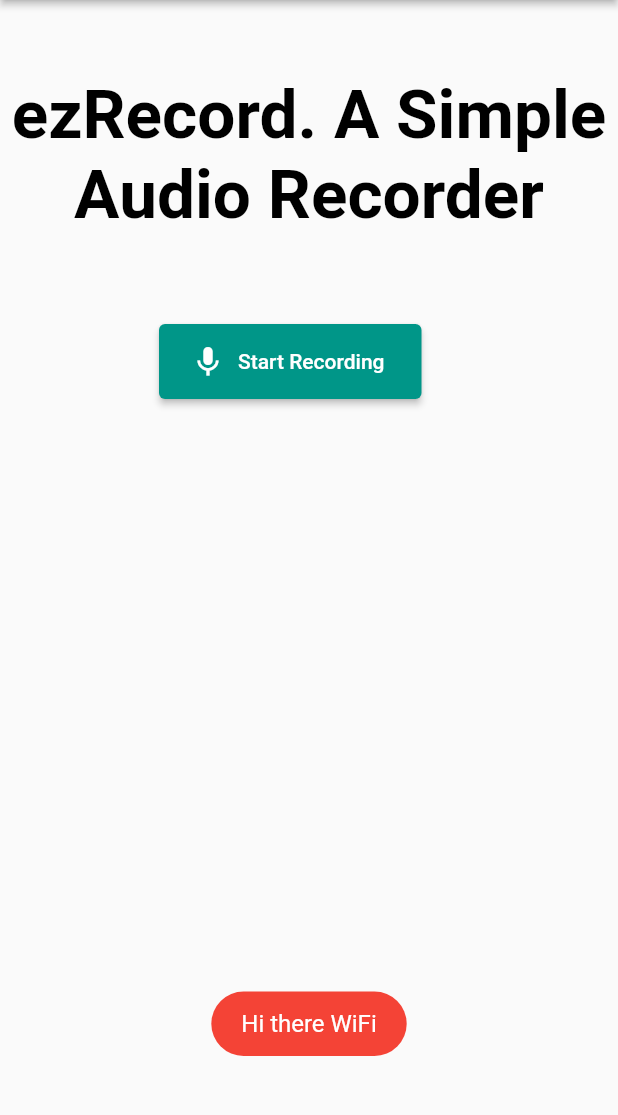
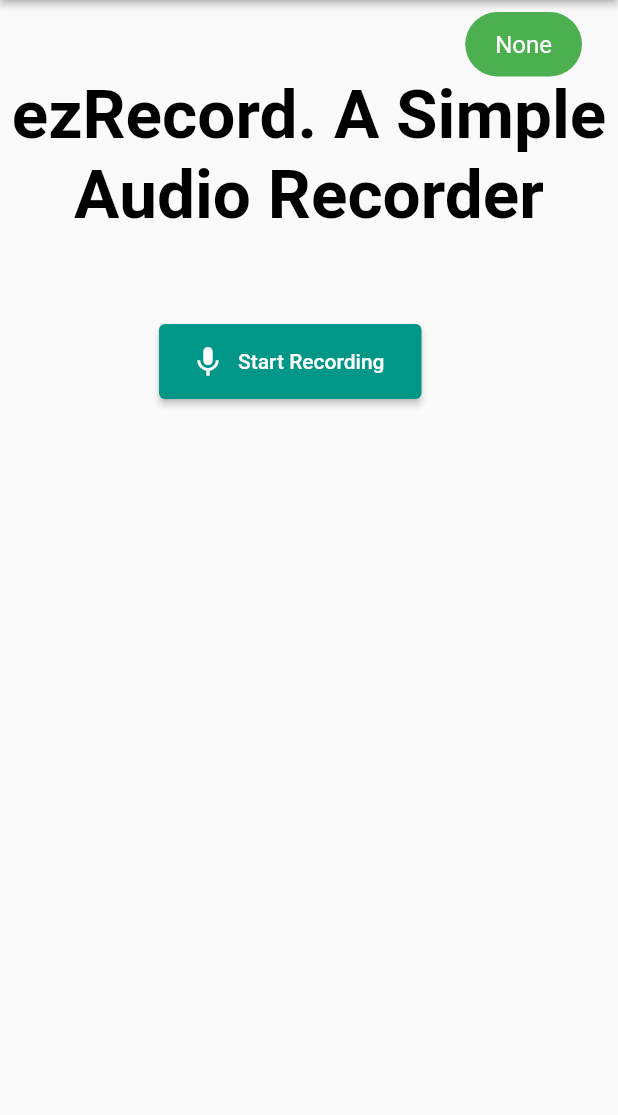
Before and after one commit to Rafi404/ezRecorder, a Flutter app: the first screen one second after launch, on a phone screen of 412 x 824 dp, the part 84-1199 px from its top. Run offline on Flutter 3.47's test engine with Material 2 defaults, Android fonts, the phone set to English and light mode, and no system bars; our stand-ins replace connectivity_plus, file_picker, fluttertoast, js, just_audio, url_launcher_web; missing offline and left inert: audio_session, audio_wave, connectivity_plus_web, dart:html, flutter_secure_storage_web, google_sign_in_web and 3 more.

Commit message:
Network Check function fix

```diff
--- a/lib/Pages/homePage.dart
+++ b/lib/Pages/homePage.dart
@@ -1,5 +1,4 @@
 import 'dart:async';
-import 'dart:js';
 import 'package:connectivity_plus/connectivity_plus.dart';
 import 'package:ezrecorder/Widgets/recorder.dart';
 import 'package:ezrecorder/Widgets/soundWave.dart';
@@ -13,7 +12,6 @@ Widget smGutter() {
     height: 30,
   );
 }
-
 class HomePage extends StatefulWidget {
   const HomePage();
 
@@ -30,16 +28,16 @@ class _HomePageState extends State<HomePage> {
     String status = '';
     switch (connectivityResult) {
       case ConnectivityResult.mobile:
-        status = 'Mobile';
+        status = 'Network Change Detected! \n Check Your Internet Connection';
         break;
 
-      case ConnectivityResult.wifi:
-        status = 'WiFi';
-        break;
-
-      case ConnectivityResult.none:
-        status = 'None';
-        break;
+      // case ConnectivityResult.wifi:
+      //   status = 'WiFi';
+      //   break;
+      //
+      // case ConnectivityResult.none:
+      //   status = 'None';
+      //   break;
 
       default:
         status = 'None';
@@ -105,6 +103,7 @@ class _HomePageState extends State<HomePage> {
     );
   }
 
+  //Check Network Connection
   void checkNetworkConnectivity() {
     subscription =
         connectivity.onConnectivityChanged.listen((ConnectivityResult result) {
@@ -119,11 +118,11 @@ class _HomePageState extends State<HomePage> {
 
 void showToast(appNetworkStatus) {
   Fluttertoast.showToast(
-      msg: "Hi there $appNetworkStatus",
+      msg: "$appNetworkStatus",
       toastLength: Toast.LENGTH_LONG,
-      gravity: ToastGravity.BOTTOM,
+      gravity: ToastGravity.TOP_RIGHT,
       timeInSecForIosWeb: 1,
-      backgroundColor: Colors.red,
+      backgroundColor: Colors.green,
       textColor: Colors.white,
       fontSize: 16.0);
 }
```
Also changed, not shown: 2 other files.
